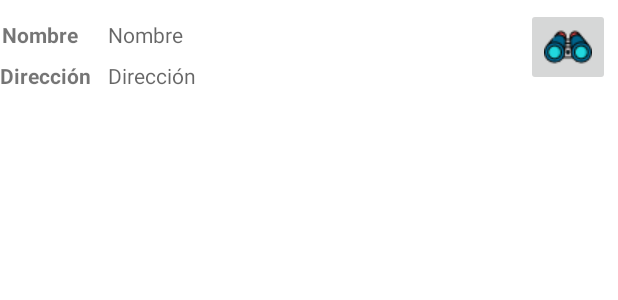
After one commit to Yazminne020/AMNFGps, an Android app: the layout lista_cita_cliente.xml on its own in the app's theme, with its tools: preview values and no code run, on a phone screen of 412 x 824 dp. The commit adds this screen. Shown: the top 300 px of the screen. Run offline under Robolectric (Android 15) with nearby library versions, the phone set to English and light mode, and no system bars.

Commit message:
Cargar ListView

```diff
--- a/app/src/main/AndroidManifest.xml
+++ b/app/src/main/AndroidManifest.xml
@@ -1,7 +1,6 @@
 <?xml version="1.0" encoding="utf-8"?>
 <manifest xmlns:android="http://schemas.android.com/apk/res/android"
     package="com.example.amfgps">
-
     <!--
          The ACCESS_COARSE/FINE_LOCATION permissions are not required to use
          Google Maps Android API v2, but you must specify either coarse or fine
@@ -22,7 +21,7 @@
         android:supportsRtl="true"
         android:theme="@style/Theme.AMFGps"
         android:usesCleartextTraffic="true">
-
+        <activity android:name=".DatosCliente"></activity>
         <!--
              The API key for Google Maps-based APIs is defined as a string resource.
              (See the file "res/values/google_maps_api.xml").
@@ -37,11 +36,12 @@
 
         <activity
             android:name=".MapsActivity"
-            android:label="@string/title_activity_maps"></activity>
+            android:label="@string/title_activity_maps" />
         <activity android:name=".Bienvenido" />
         <activity android:name=".MainActivity">
             <intent-filter>
                 <action android:name="android.intent.action.MAIN" />
+
                 <category android:name="android.intent.category.LAUNCHER" />
             </intent-filter>
         </activity>
--- /dev/null
+++ b/app/src/main/res/layout/lista_cita_cliente.xml
@@ -0,0 +1,61 @@
+<?xml version="1.0" encoding="utf-8"?>
+<androidx.constraintlayout.widget.ConstraintLayout xmlns:android="http://schemas.android.com/apk/res/android"
+    xmlns:app="http://schemas.android.com/apk/res-auto"
+    xmlns:tools="http://schemas.android.com/tools"
+    android:layout_width="match_parent"
+    android:layout_height="wrap_content"
+    android:layout_marginTop="5dp"
+    android:layout_marginEnd="5dp"
+    android:layout_marginRight="5dp">
+
+    <TextView
+        android:id="@+id/textView2"
+        android:layout_width="wrap_content"
+        android:layout_height="wrap_content"
+        android:layout_marginStart="1dp"
+        android:layout_marginLeft="1dp"
+        android:layout_marginTop="8dp"
+        android:text="Nombre"
+        android:textStyle="bold"
+        app:layout_constraintStart_toStartOf="parent"
+        app:layout_constraintTop_toTopOf="parent" />
+
+    <TextView
+        android:id="@+id/tvNombreLista"
+        android:layout_width="0dp"
+        android:layout_height="wrap_content"
+        android:layout_marginStart="20dp"
+        android:layout_marginLeft="20dp"
+        android:hint="Nombre"
+        app:layout_constraintEnd_toStartOf="@+id/btnVerLista"
+        app:layout_constraintStart_toEndOf="@+id/textView2"
+        app:layout_constraintTop_toTopOf="@+id/textView2" />
+
+    <TextView
+        android:id="@+id/textView4"
+        android:layout_width="wrap_content"
+        android:layout_height="wrap_content"
+        android:layout_marginTop="8dp"
+        android:text="Dirección"
+        android:textStyle="bold"
+        app:layout_constraintStart_toStartOf="parent"
+        app:layout_constraintTop_toBottomOf="@+id/textView2" />
+
+    <TextView
+        android:id="@+id/tvDireccionLista"
+        android:layout_width="0dp"
+        android:layout_height="wrap_content"
+        android:layout_marginTop="8dp"
+        android:hint="Dirección"
+        app:layout_constraintEnd_toEndOf="parent"
+        app:layout_constraintStart_toStartOf="@+id/tvNombreLista"
+        app:layout_constraintTop_toBottomOf="@+id/textView2" />
+
+    <ImageButton
+        android:id="@+id/btnVerLista"
+        android:layout_width="wrap_content"
+        android:layout_height="wrap_content"
+        app:layout_constraintEnd_toEndOf="parent"
+        app:layout_constraintTop_toTopOf="parent"
+        app:srcCompat="@drawable/binoculars" />
+</androidx.constraintlayout.widget.ConstraintLayout>
```
Also changed, not shown: app/src/main/java/com/example/amfgps/Bienvenido.java (+64 -43 lines), app/src/main/java/com/example/amfgps/Cita.java (+27 -3 lines), app/src/main/java/com/example/amfgps/CitaAdapter.java (added, +71 -0 lines), app/src/main/java/com/example/amfgps/DatosCliente.java (added, +14 -0 lines), app/src/main/java/com/example/amfgps/GPS/interfaces/DistanceI.java (deleted, +0 -7 lines), app/src/main/res/layout/activity_bienvenido.xml (+2 -11 lines), app/src/main/res/layout/activity_datos_cliente.xml (added, +9 -0 lines), app/src/main/res/drawable/binoculars.png (added).
